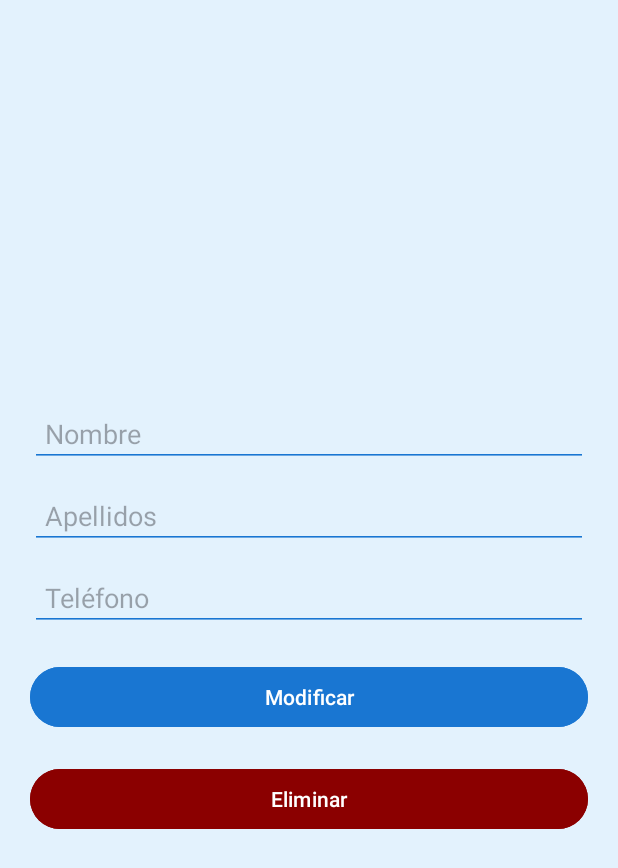
After one commit to makulky/Agenda3, an Android app: the InformationFragment screen opened through its navigation route, on a phone screen of 412 x 824 dp. The commit adds this screen. Shown: the top 868 px of the screen. Run offline under Robolectric (Android 15) with nearby library versions, the phone set to English and light mode, and no system bars.

Commit message:
Añadido Fragmento Modificar Eliminar

```diff
--- /dev/null
+++ b/app/src/main/java/com/example/agenda3/InformationFragment.kt
@@ -0,0 +1,19 @@
+package com.example.agenda3
+
+import android.os.Bundle
+import androidx.fragment.app.Fragment
+import android.view.LayoutInflater
+import android.view.View
+import android.view.ViewGroup
+
+class InformationFragment : Fragment() {
+
+    override fun onCreateView(
+        inflater: LayoutInflater, container: ViewGroup?,
+        savedInstanceState: Bundle?
+    ): View? {
+        // Inflate the layout for this fragment
+        return inflater.inflate(R.layout.fragment_information, container, false)
+    }
+
+}
--- /dev/null
+++ b/app/src/main/res/layout/fragment_information.xml
@@ -0,0 +1,53 @@
+<?xml version="1.0" encoding="utf-8"?>
+<LinearLayout xmlns:android="http://schemas.android.com/apk/res/android"
+    android:layout_width="match_parent"
+    android:layout_height="match_parent"
+    android:orientation="vertical"
+    android:padding="20dp"
+    android:background="@color/blue_light"
+    android:gravity="center">
+
+    <EditText
+        android:id="@+id/et_nombre"
+        android:layout_width="match_parent"
+        android:layout_height="wrap_content"
+        android:hint="Nombre"
+        android:backgroundTint="@color/blue_dark"
+        android:padding="10dp" />
+
+    <EditText
+        android:id="@+id/et_apellidos"
+        android:layout_width="match_parent"
+        android:layout_height="wrap_content"
+        android:hint="Apellidos"
+        android:backgroundTint="@color/blue_dark"
+        android:padding="10dp"
+        android:layout_marginTop="10dp" />
+
+    <EditText
+        android:id="@+id/et_telefono"
+        android:layout_width="match_parent"
+        android:layout_height="wrap_content"
+        android:hint="Teléfono"
+        android:inputType="phone"
+        android:backgroundTint="@color/blue_dark"
+        android:padding="10dp"
+        android:layout_marginTop="10dp" />
+
+    <Button
+        android:id="@+id/btn_modify"
+        android:layout_width="match_parent"
+        android:layout_height="wrap_content"
+        android:text="Modificar"
+        android:backgroundTint="@color/blue_dark"
+        android:textColor="@android:color/white"
+        android:layout_marginTop="20dp" />
+    <Button
+        android:id="@+id/btn_delete"
+        android:layout_width="match_parent"
+        android:layout_height="wrap_content"
+        android:text="Eliminar"
+        android:backgroundTint="@color/red_dark"
+        android:textColor="@android:color/white"
+        android:layout_marginTop="20dp" />
+</LinearLayout>
--- a/app/src/main/res/navigation/nav_graph.xml
+++ b/app/src/main/res/navigation/nav_graph.xml
@@ -50,6 +50,13 @@
             app:exitAnim="@android:anim/fade_out"
             app:popEnterAnim="@android:anim/fade_in"
             app:popExitAnim="@android:anim/fade_out" />
+        <action
+            android:id="@+id/action_mainFragment_to_informationFragment"
+            app:destination="@id/informationFragment"
+            app:enterAnim="@android:anim/fade_in"
+            app:exitAnim="@android:anim/fade_out"
+            app:popEnterAnim="@android:anim/fade_in"
+            app:popExitAnim="@android:anim/fade_out" />
     </fragment>
     <fragment
         android:id="@+id/addContactFragment"
@@ -63,4 +70,16 @@
             app:popEnterAnim="@android:anim/fade_in"
             app:popExitAnim="@android:anim/fade_out" />
     </fragment>
+    <fragment
+        android:id="@+id/informationFragment"
+        android:name="com.example.agenda3.InformationFragment"
+        android:label="InformationFragment" >
+        <action
+            android:id="@+id/action_informationFragment_to_mainFragment"
+            app:destination="@id/mainFragment"
+            app:enterAnim="@android:anim/fade_in"
+            app:exitAnim="@android:anim/fade_out"
+            app:popEnterAnim="@android:anim/fade_in"
+            app:popExitAnim="@android:anim/fade_out" />
+    </fragment>
 </navigation>
--- a/app/src/main/res/values/colors.xml
+++ b/app/src/main/res/values/colors.xml
@@ -7,5 +7,5 @@
     <color name="dark_gray">#757575</color>
     <color name="blue_light">#E3F2FD</color>
     <color name="blue_dark">#1976D2</color>
-
+    <color name="red_dark">#8B0000</color>
 </resources>
```
